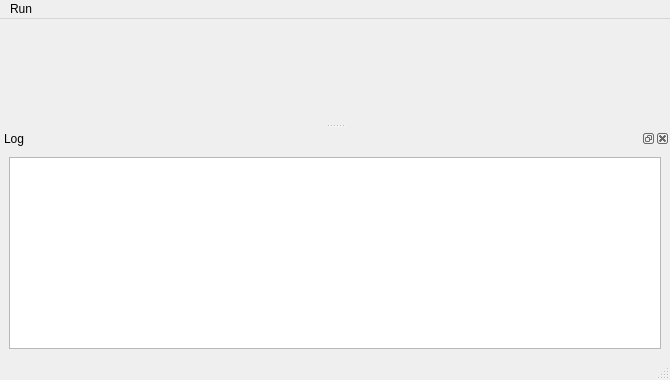
The window that QGdb/qgdb/src/MainWindow.ui (testmana2/mks) describes before a commit, drawn with Qt 5.
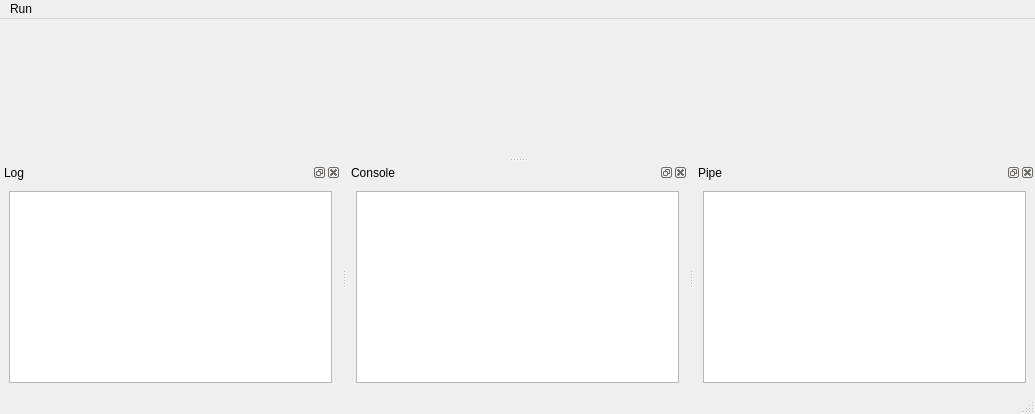
The same window after the commit.

```diff
--- a/QGdb/qgdb/src/MainWindow.ui
+++ b/QGdb/qgdb/src/MainWindow.ui
@@ -5,8 +5,8 @@
    <rect>
     <x>0</x>
     <y>0</y>
-    <width>670</width>
-    <height>380</height>
+    <width>1035</width>
+    <height>414</height>
    </rect>
   </property>
   <property name="windowTitle" >
@@ -18,7 +18,7 @@
     <rect>
      <x>0</x>
      <y>0</y>
-     <width>670</width>
+     <width>1035</width>
      <height>24</height>
     </rect>
    </property>
@@ -66,6 +66,62 @@
     </layout>
    </widget>
   </widget>
+  <widget class="QDockWidget" name="dwConsole" >
+   <property name="windowTitle" >
+    <string>Console</string>
+   </property>
+   <attribute name="dockWidgetArea" >
+    <number>8</number>
+   </attribute>
+   <widget class="QWidget" name="dockWidgetContents_2" >
+    <layout class="QVBoxLayout" name="verticalLayout_2" >
+     <item>
+      <widget class="QPlainTextEdit" name="pteConsole" >
+       <property name="tabChangesFocus" >
+        <bool>true</bool>
+       </property>
+       <property name="undoRedoEnabled" >
+        <bool>false</bool>
+       </property>
+       <property name="readOnly" >
+        <bool>true</bool>
+       </property>
+       <property name="tabStopWidth" >
+        <number>30</number>
+       </property>
+      </widget>
+     </item>
+    </layout>
+   </widget>
+  </widget>
+  <widget class="QDockWidget" name="dwPipe" >
+   <property name="windowTitle" >
+    <string>Pipe</string>
+   </property>
+   <attribute name="dockWidgetArea" >
+    <number>8</number>
+   </attribute>
+   <widget class="QWidget" name="dockWidgetContents_3" >
+    <layout class="QVBoxLayout" name="verticalLayout_3" >
+     <item>
+      <widget class="QPlainTextEdit" name="ptePipe" >
+       <property name="tabChangesFocus" >
+        <bool>true</bool>
+       </property>
+       <property name="undoRedoEnabled" >
+        <bool>false</bool>
+       </property>
+       <property name="readOnly" >
+        <bool>true</bool>
+       </property>
+       <property name="tabStopWidth" >
+        <number>30</number>
+       </property>
+      </widget>
+     </item>
+    </layout>
+   </widget>
+  </widget>
   <action name="actionRun" >
    <property name="enabled" >
     <bool>false</bool>
```
Left out of the diff: 3 changed lines with no effect on the pictures.
